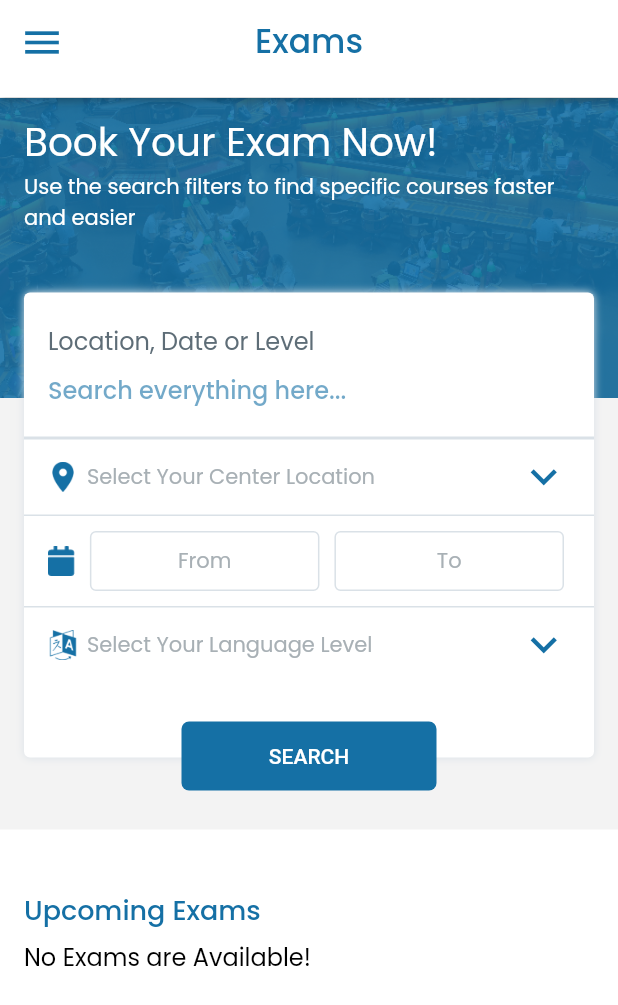
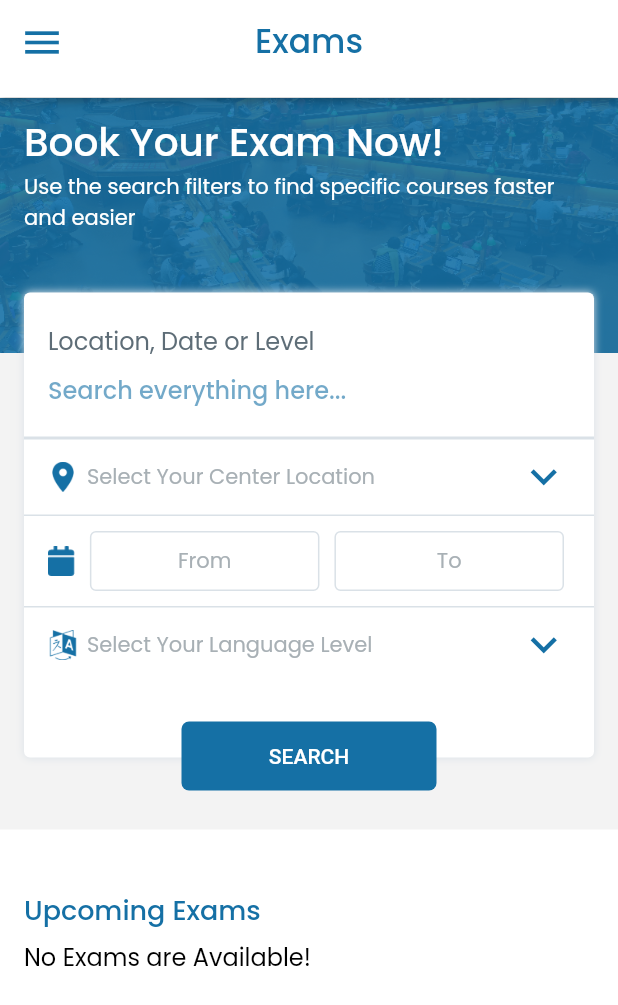
Before and after one commit to vikramS-addweb/Flutter-BBZ-Private, a Flutter app: the Exam screen opened directly, on a phone screen of 412 x 824 dp. Shown: the top 1005 px of the screen. Run offline on Flutter 3.47's test engine with Material 2 defaults, Android fonts, the phone set to English and light mode, and no system bars; our stand-ins replace connectivity_plus, country_picker, custom_navigation_bar, flutter_html, flutter_svg, flutter_svg_provider and 7 more; missing offline and left inert: custom_top_navigator, devicelocale, flutter_paypal, flutter_stripe; accounts and stored records are empty; network calls fail.

Commit message:
bug fixes

```diff
--- a/lib/Utils/LocaleString.dart
+++ b/lib/Utils/LocaleString.dart
@@ -119,6 +119,7 @@ class LocaleString extends Translations {
           "Country of birth must contain only letters":
               "Herkunftsland darf nur Buchstaben enthalten",
           "Postal code can't have less than 4 digits":"Die Postleitzahl darf nicht weniger als 4 Ziffern haben",
+              "Postal code can't have less than 6 digits":"Die Postleitzahl darf nicht weniger als 6 Ziffern haben",
           "Postal code can't have more than 10 digits":
               "Die Postleitzahl darf nicht mehr als 10 Ziffern haben",
           "Success!": "Erfolg!",
@@ -342,6 +343,10 @@ class LocaleString extends Translations {
           "Image Uploaded":"Bild hochgeladen",
           "verification mail sent on your email, please verify first":"Bestätigungsmail an Ihre E-Mail gesendet, bitte zuerst bestätigen",
           "Your Booking has been processed successfully.Redirect To Payment":"Ihre Buchung wurde erfolgreich verarbeitet.Zur Zahlung umleiten",
+          "Your Booking has been processed successfully UPDATED.Redirect To Payment":"Ihre Buchung wurde erfolgreich aktualisiert. Umleitung zur Zahlung",
+          "Your Booking has been processed successfully updated.Redirect To Payment":"Ihre Buchung wurde erfolgreich aktualisiert. Umleitung zur Zahlung",
+          "You have already registered for this event":"Sie haben sich bereits für diese Veranstaltung angemeldet",
+          "Booked":"Gebucht",
           "Success!":"Erfolg!",
           "Error!":"Fehler!",
           "No changes made":"Keine Änderungen vorgenommen",
--- a/lib/Views/BookingConfirmation.dart
+++ b/lib/Views/BookingConfirmation.dart
@@ -55,7 +55,7 @@ class BookingConfirmation extends StatelessWidget {
     {'item': 'Booking Number:', 'value': '11'},
     {'item': 'Booking Date:', 'value': '03/30/2022'},
     {'item': 'Payment Method:', 'value': 'Visa ending with 3334'},
-    {'item': 'Booking Status:', 'value': 'Booked'}
+    {'item': 'Booking Status:', 'value': 'Booked'.tr}
   ];
 
   final arrIcons = [
--- a/lib/Views/Exam.dart
+++ b/lib/Views/Exam.dart
@@ -201,7 +201,7 @@ class _ExamState extends State<Exam> {
                           children: [
                             Image.asset(
                               ImageStyle.examBG,
-                              height: 200,
+                              height: 170,
                               width: double.infinity,
                               fit: BoxFit.fill,
                             ),
@@ -214,15 +214,13 @@ class _ExamState extends State<Exam> {
                                   const SizedBox(
                                     height: 10,
                                   ),
-                                  FittedBox(
-                                    child: Text(
-                                      'Book Your Exam Now!'.tr,
-                                      style: TextStylesCustom.textStyles_26.apply(
-                                        color: Colors.white,
-                                        // fontWeightDelta: 2,
-                                      ),
-                                      // maxLines: 2,
+                                  Text(
+                                    'Book Your Exam Now!'.tr,
+                                    style: TextStylesCustom.textStyles_26.apply(
+                                      color: Colors.white,
+                                      fontWeightDelta: 1,
                                     ),
+                                    // maxLines: 2,
                                   ),
                                   Text(
                                     'Use the search filters to find specific courses faster and easier'.tr,
@@ -821,7 +819,7 @@ class ItemsList extends StatelessWidget {
                             color: ColorStyle.grey_DAE1E7,
                           ),
                           const SizedBox(
-                            height: 9,
+                            height: 5,
                           ),
                           Row(
                             mainAxisAlignment: MainAxisAlignment.spaceBetween,
@@ -844,7 +842,7 @@ class ItemsList extends StatelessWidget {
                             ],
                           ),
                           const SizedBox(
-                            height: 9,
+                            height: 5,
                           ),
                         ],
                       ),
```
Also changed, not shown: lib/Controller/BookingFormController.dart (+30 -30 lines), lib/Views/SplashScreen.dart (+6 -6 lines).
